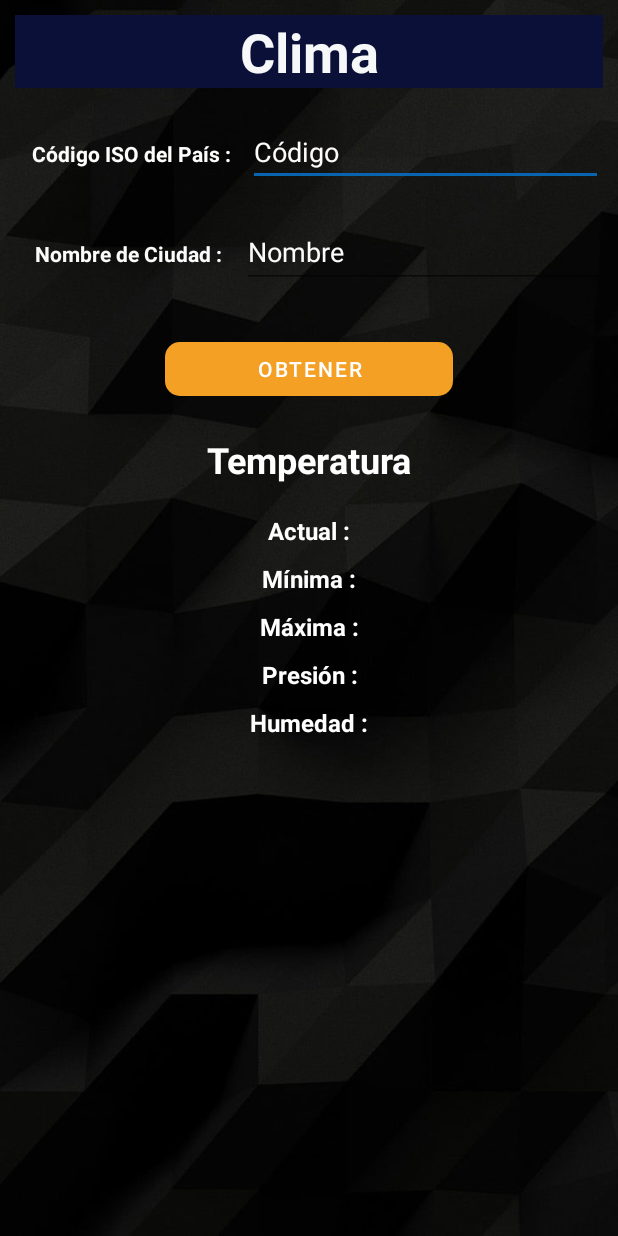
After one commit to AegisFat3/MySplash, an Android app: the Api screen opened directly, with no data from a screen before it, on a phone screen of 412 x 824 dp. The commit adds this screen. Run offline under Robolectric (Android 15) with nearby library versions, the phone set to English and light mode, and no system bars; libraries missing offline, so code that uses them is left out: cafsoft.foundation.

Commit message:
Estoy triste qwq

```diff
--- a/app/build.gradle
+++ b/app/build.gradle
@@ -32,12 +32,13 @@ android {
 
 dependencies {
 
+    implementation 'com.github.cesarfrancoe:cafsoftfoundation:v2.5.0'
     implementation 'androidx.appcompat:appcompat:1.4.2'
     implementation 'com.google.android.material:material:1.6.1'
     implementation 'androidx.constraintlayout:constraintlayout:2.1.4'
-    implementation 'com.google.code.gson:gson:2.9.1'
+    implementation 'com.google.code.gson:gson:2.8.8'
     implementation 'androidx.annotation:annotation:1.2.0'
-    implementation("com.android.volley:volley:1.2.1")
+    implementation("com.android.volley:volley:1.2.0")
     implementation 'androidx.lifecycle:lifecycle-livedata-ktx:2.3.1'
     implementation 'androidx.lifecycle:lifecycle-viewmodel-ktx:2.3.1'
     testImplementation 'junit:junit:4.13.2'
--- /dev/null
+++ b/app/src/main/java/com/example/mysplash/Api.java
@@ -0,0 +1,98 @@
+package com.example.mysplash;
+
+import androidx.appcompat.app.AlertDialog;
+import androidx.appcompat.app.AppCompatActivity;
+
+import android.annotation.SuppressLint;
+import android.os.Bundle;
+import android.util.Log;
+import android.view.View;
+import android.widget.EditText;
+import android.widget.TextView;
+
+import com.example.mysplash.services.model.Root;
+import com.example.mysplash.services.model.WeatherService;
+
+
+public class Api extends AppCompatActivity {
+
+    private EditText txtCountryISOCode = null;
+    private EditText txtCityName = null;
+
+    private TextView lblCurrent = null;
+    private TextView lblMin = null;
+    private TextView lblMax = null;
+    private TextView lblPressure = null;
+    private TextView lblHumidity = null;
+
+
+    private WeatherService service = null;
+
+    @Override
+    protected void onCreate(Bundle savedInstanceState) {
+        super.onCreate(savedInstanceState);
+        setContentView(R.layout.activity_api);
+
+        initViews();
+
+        service = new WeatherService("bc6f1c418922e03a73f1a80afcb53bd0");
+
+    }
+
+
+    public  void initViews(){
+        txtCountryISOCode = findViewById(R.id.txtCountryISOCode);
+        txtCityName = findViewById(R.id.txtCityName);
+
+        lblCurrent = findViewById(R.id.lblCurrent);
+        lblMin = findViewById(R.id.lblMin);
+        lblMax = findViewById(R.id.lblMax);
+        lblPressure = findViewById(R.id.lblPre);
+        lblHumidity = findViewById(R.id.lblHum);
+    }
+
+    public void btnGetInfoOnClick(View view){
+        AlertDialog.Builder alert = new AlertDialog.Builder(this);
+        StringBuilder text = new StringBuilder();
+
+        if(txtCountryISOCode.getText().toString().isEmpty() || txtCityName.getText().toString().isEmpty()){
+            text.append(getString(R.string.Fields_cannot_be_empty));
+            alert.setMessage(text);
+            alert.setPositiveButton("close",null);
+
+            alert.show();
+        }else{
+            getWeatherInfo(txtCityName.getText().toString(),txtCountryISOCode.getText().toString());
+        }
+
+    }
+
+    public void getWeatherInfo(String cityName, String countryISOCode){
+        service.requestWeatherData(cityName, countryISOCode,(isNetworkError,statusCode, root) -> {
+            if(!isNetworkError){
+                if(statusCode == 200){
+                    showWeatherInfo(root);
+                }else{
+                    Log.d("Weather", "Service error");
+                }
+            }else{
+                Log.d("Weather", "Network error");
+            }
+        });
+    }
+
+    @SuppressLint("SetTextI18n")
+    public  void showWeatherInfo(Root root) {
+        String temp =  String.valueOf(root.getMain().getTemp());
+        String tempMin =  String.valueOf(root.getMain().getTempMin());
+        String tempMax =  String.valueOf(root.getMain().getTempMax());
+        String tempPre =  String.valueOf(root.getMain().getPressure());
+        String tempHum =  String.valueOf(root.getMain().getHumidity());
+
+        lblCurrent.setText(getString(R.string.current)+" "+temp);
+        lblMin.setText(getString(R.string.minimum)+" "+tempMin);
+        lblMax.setText(getString(R.string.maximum)+" "+tempMax);
+        lblPressure.setText(getString(R.string.minimum)+" "+tempPre);
+        lblHumidity.setText(getString(R.string.maximum)+" "+tempHum);
+    }
+}
--- a/app/src/main/java/com/example/mysplash/Service/DbUsuarios.java
+++ b/app/src/main/java/com/example/mysplash/Service/DbUsuarios.java
@@ -114,7 +114,7 @@ public class DbUsuarios extends UsuariosDBService{
         UsuariosDBService usuariosDBService = new UsuariosDBService(context);
         SQLiteDatabase db = usuariosDBService.getReadableDatabase();
         Cursor cursor=null;
-        String query = "SELECT * FROM t_usuarios WHERE usuario = ? AND mail = ?";
+        String query = "SELECT * FROM t_usuarios WHERE usuario = ? AND correo = ?";
         String[] args = {user,mail};
 
         cursor = db.rawQuery(query,args);
--- a/app/src/main/java/com/example/mysplash/Service/UsuariosDBService.java
+++ b/app/src/main/java/com/example/mysplash/Service/UsuariosDBService.java
@@ -17,7 +17,7 @@ import java.util.List;
 public class UsuariosDBService extends SQLiteOpenHelper {
     public static final String TAG = "UsuariosDBService";
     public static final int DATABASE_VERSION = 5;
-    public static final String DATABASE_NAME = "DATOS.db";
+    public static final String DATABASE_NAME = "REGISTROS.db";
 
     public static final String TABLE_USERS= "t_usuarios";
     public static final String TABLE_CONTRA = "t_contras";
--- a/app/src/main/java/com/example/mysplash/principal.java
+++ b/app/src/main/java/com/example/mysplash/principal.java
@@ -124,7 +124,7 @@ public class principal extends AppCompatActivity {
                     Toast.makeText(getApplicationContext(), "Llena los campos", Toast.LENGTH_LONG).show();
                 }else{
                     DbContras dbContras = new DbContras(principal.this);
-                    boolean id=dbContras.AlterContra(data.getUsuario(),data.getContra(),myInfo.getId_usr(),data.getId_contra());
+                    boolean id=dbContras.AlterContra(usr,contra,myInfo.getId_usr(),data.getId_contra());
                     if(id){
                         listo = dbContras.getContras(myInfo.getId_usr());
                         MyAdapter myAdapter = new MyAdapter(listo, getBaseContext());
@@ -213,6 +213,8 @@ public class principal extends AppCompatActivity {
         }
         if(id==R.id.item2){
             Toast.makeText(getApplicationContext(), "Es un secreto", Toast.LENGTH_LONG).show();
+            Intent intent= new Intent(principal.this,Api.class);
+            startActivity(intent);
             return true;
         }
         if(id==R.id.item3){
--- /dev/null
+++ b/app/src/main/java/com/example/mysplash/services/model/WeatherService.java
@@ -0,0 +1,59 @@
+package com.example.mysplash.services.model;
+
+import com.google.gson.FieldNamingPolicy;
+import com.google.gson.Gson;
+import com.google.gson.GsonBuilder;
+
+import java.net.URL;
+
+import cafsoft.foundation.HTTPURLResponse;
+import cafsoft.foundation.URLComponents;
+import cafsoft.foundation.URLQueryItem;
+import cafsoft.foundation.URLSession;
+
+
+public class WeatherService {
+
+    private  String theAPIKey = "";
+
+    public WeatherService(String newAPIKey){
+        theAPIKey = newAPIKey;
+    }
+
+    public void requestWeatherData(String cityName, String countryISOCode, OnDataResponse delegate){
+        URL url = null;
+        URLComponents components = new URLComponents();
+
+        components.setScheme("https");
+        components.setHost("api.openweathermap.org");
+        components.setPath("/data/2.5/weather");
+        components.setQueryItems(new URLQueryItem[]{
+                new URLQueryItem("appid", theAPIKey),
+                new URLQueryItem("units", "metric"),
+                new URLQueryItem("lang", "es"),
+                new URLQueryItem("q",cityName +"," + countryISOCode)
+        });
+
+        URLSession.getShared().dataTask(components.getURL(), (data, response, error) -> {
+            HTTPURLResponse resp = (HTTPURLResponse) response;
+
+            Root root = null;
+            int statusCode = -1;
+            if(error == null && resp.getStatusCode() == 200){
+                String text = data.toText();
+                GsonBuilder gsonBuilder = new GsonBuilder();
+                gsonBuilder.setFieldNamingPolicy(FieldNamingPolicy.LOWER_CASE_WITH_UNDERSCORES);
+                Gson gson = gsonBuilder.create();
+                root = gson.fromJson(text, Root.class);
+                statusCode = resp.getStatusCode();
+            }
+            if(delegate != null){
+                delegate.onChange(error != null, statusCode,root);
+            }
+        }).resume();
+    }
+
+    public interface OnDataResponse{
+        public abstract void onChange(boolean isNetworkError, int statusCode, Root root);
+    }
+}
--- /dev/null
+++ b/app/src/main/res/layout/activity_api.xml
@@ -0,0 +1,241 @@
+<?xml version="1.0" encoding="utf-8"?>
+<androidx.constraintlayout.widget.ConstraintLayout xmlns:android="http://schemas.android.com/apk/res/android"
+    xmlns:app="http://schemas.android.com/apk/res-auto"
+    xmlns:tools="http://schemas.android.com/tools"
+    android:layout_width="match_parent"
+    android:layout_height="match_parent"
+    android:background="@drawable/fondo"
+    tools:context=".Api">
+
+    <LinearLayout
+        android:layout_width="0dp"
+        android:layout_height="0dp"
+        android:layout_marginStart="10dp"
+        android:layout_marginTop="10dp"
+        android:layout_marginEnd="10dp"
+        android:layout_marginBottom="10dp"
+        android:orientation="vertical"
+        app:layout_constraintBottom_toBottomOf="parent"
+        app:layout_constraintEnd_toEndOf="parent"
+        app:layout_constraintStart_toStartOf="parent"
+        app:layout_constraintTop_toTopOf="parent">
+
+        <LinearLayout
+            android:layout_width="match_parent"
+            android:layout_height="wrap_content"
+            android:orientation="horizontal">
+
+            <TextView
+                android:id="@+id/txtTitle"
+                android:layout_width="0dp"
+                android:layout_height="wrap_content"
+                android:layout_weight="1"
+                android:background="#0A1037"
+                android:gravity="center"
+                android:text="@string/weather"
+                android:textColor="#F6F7F8"
+                android:textSize="36sp"
+                android:textStyle="bold" />
+        </LinearLayout>
+
+        <LinearLayout
+            android:layout_width="match_parent"
+            android:layout_height="wrap_content"
+            android:layout_marginTop="20dp"
+            android:orientation="horizontal">
+
+            <TextView
+                android:id="@+id/lblCountryISOCode"
+                android:layout_width="wrap_content"
+                android:layout_height="wrap_content"
+                android:layout_weight="1"
+                android:gravity="center"
+                android:text="@string/country_iso_code"
+                android:textColor="#FDFDFC"
+                android:textSize="14sp"
+                android:textStyle="bold" />
+
+            <EditText
+                android:id="@+id/txtCountryISOCode"
+                android:layout_width="wrap_content"
+                android:layout_height="wrap_content"
+                android:layout_weight="1"
+                android:ems="10"
+                android:hint="@string/code"
+                android:importantForAutofill="no"
+                android:inputType="textPersonName"
+                android:textColor="#F6F5F5"
+                android:textColorHint="#FDFBFB"
+                tools:ignore="TouchTargetSizeCheck,TextContrastCheck" />
+
+        </LinearLayout>
+
+        <LinearLayout
+            android:layout_width="match_parent"
+            android:layout_height="wrap_content"
+            android:layout_marginTop="20dp"
+            android:orientation="horizontal">
+
+            <TextView
+                android:id="@+id/lblCityName"
+                android:layout_width="wrap_content"
+                android:layout_height="wrap_content"
+                android:layout_weight="1"
+                android:gravity="center"
+                android:text="@string/city_name"
+                android:textColor="#FBFBFB"
+                android:textSize="14sp"
+                android:textStyle="bold" />
+
+            <EditText
+                android:id="@+id/txtCityName"
+                android:layout_width="wrap_content"
+                android:layout_height="wrap_content"
+                android:layout_weight="1"
+                android:ems="10"
+                android:hint="@string/name"
+                android:importantForAutofill="no"
+                android:inputType="textPersonName"
+                android:minHeight="48dp"
+                android:textColor="#FDFDFD"
+                android:textColorHint="#FBFBFB"
+                android:textColorLink="#FBFAFA"
+                tools:ignore="SpeakableTextPresentCheck,TextContrastCheck" />
+
+        </LinearLayout>
+
+        <LinearLayout
+            android:layout_width="match_parent"
+            android:layout_height="wrap_content"
+            android:layout_marginTop="30dp"
+            android:orientation="horizontal">
+
+            <Button
+                android:id="@+id/btnGetInfo"
+                android:layout_width="0dp"
+                android:layout_height="wrap_content"
+                android:layout_marginLeft="100dp"
+                android:layout_marginRight="100dp"
+                android:layout_weight="1"
+                android:onClick="btnGetInfoOnClick"
+                android:text="@string/get"
+                app:cornerRadius="10dp"
+                tools:ignore="TextContrastCheck" />
+
+        </LinearLayout>
+
+        <LinearLayout
+            android:layout_width="match_parent"
+            android:layout_height="wrap_content"
+            android:layout_marginTop="20dp"
+            android:orientation="horizontal">
+
+            <TextView
+                android:id="@+id/textView7"
+                android:layout_width="0dp"
+                android:layout_height="wrap_content"
+                android:layout_weight="1"
+                android:gravity="center"
+                android:text="@string/temperature"
+                android:textAlignment="center"
+                android:textColor="#FFFFFF"
+                android:textSize="24sp"
+                android:textStyle="bold" />
+        </LinearLayout>
+
+        <LinearLayout
+            android:layout_width="match_parent"
+            android:layout_height="wrap_content"
+            android:layout_marginTop="20dp"
+            android:orientation="horizontal">
+
+            <TextView
+                android:id="@+id/lblCurrent"
+                android:layout_width="0dp"
+                android:layout_height="wrap_content"
+                android:layout_weight="1"
+                android:text="@string/current"
+                android:textAlignment="center"
+                android:textColor="#FFFFFF"
+                android:textSize="16sp"
+                android:textStyle="bold" />
+
+        </LinearLayout>
+
+        <LinearLayout
+            android:layout_width="match_parent"
+            android:layout_height="wrap_content"
+            android:layout_marginTop="10dp"
+            android:orientation="horizontal">
+
+            <TextView
+                android:id="@+id/lblMin"
+                android:layout_width="0dp"
+                android:layout_height="wrap_content"
+                android:layout_weight="1"
+                android:text="@string/minimum"
+                android:textAlignment="center"
+                android:textColor="#FFFFFF"
+                android:textSize="16sp"
+                android:textStyle="bold" />
+
+        </LinearLayout>
+
+        <LinearLayout
+            android:layout_width="match_parent"
+            android:layout_height="wrap_content"
+            android:layout_marginTop="10dp"
+            android:orientation="horizontal">
+
+            <TextView
+                android:id="@+id/lblMax"
+                android:layout_width="0dp"
+                android:layout_height="wrap_content"
+                android:layout_weight="1"
+                android:text="@string/maximum"
+                android:textAlignment="center"
+                android:textColor="#FFFFFF"
+                android:textSize="16sp"
+                android:textStyle="bold" />
+
+        </LinearLayout>
+        <LinearLayout
+            android:layout_width="match_parent"
+            android:layout_height="wrap_content"
+            android:layout_marginTop="10dp"
+            android:orientation="horizontal">
+
+            <TextView
+                android:id="@+id/lblPre"
+                android:layout_width="0dp"
+                android:layout_height="wrap_content"
+                android:layout_weight="1"
+                android:text="@string/pressure"
+                android:textAlignment="center"
+                android:textColor="#FFFFFF"
+                android:textSize="16sp"
+                android:textStyle="bold" />
+
+        </LinearLayout>
+        <LinearLayout
+            android:layout_width="match_parent"
+            android:layout_height="wrap_content"
+            android:layout_marginTop="10dp"
+            android:orientation="horizontal">
+
+            <TextView
+                android:id="@+id/lblHum"
+                android:layout_width="0dp"
+                android:layout_height="wrap_content"
+                android:layout_weight="1"
+                android:text="@string/humidity"
+                android:textAlignment="center"
+                android:textColor="#FFFFFF"
+                android:textSize="16sp"
+                android:textStyle="bold" />
+
+        </LinearLayout>
+
+    </LinearLayout>
+
+</androidx.constraintlayout.widget.ConstraintLayout>
--- a/app/src/main/res/menu/menu.xml
+++ b/app/src/main/res/menu/menu.xml
@@ -7,7 +7,7 @@
         />
     <item
         android:id="@+id/item2"
-        android:title="Guardar" />
+        android:title="Ver clima" />
     <item
         android:id="@+id/item3"
         android:title="Cerrar Sesión" />
--- a/app/src/main/res/values/strings.xml
+++ b/app/src/main/res/values/strings.xml
@@ -63,5 +63,19 @@
     <string name="masa">Agregar</string>
     <string name="envy">Enviar</string>
 
+    <string name="weather">Clima</string>
+    <string name="country_iso_code">Código ISO del País :</string>
+    <string name="code">Código</string>
+    <string name="city_name">Nombre de Ciudad :</string>
+    <string name="name">Nombre</string>
+    <string name="get">Obtener</string>
+    <string name="temperature">Temperatura</string>
+    <string name="current">Actual :</string>
+    <string name="minimum">Mínima :</string>
+    <string name="maximum">Máxima :</string>
+    <string name="pressure">Presión :</string>
+    <string name="humidity">Humedad :</string>
+    <string name="Fields_cannot_be_empty">Los campos no pueden ser vacíos</string>
+
 
 </resources>
--- a/settings.gradle
+++ b/settings.gradle
@@ -10,6 +10,7 @@ dependencyResolutionManagement {
     repositories {
         google()
         mavenCentral()
+        maven { url 'https://jitpack.io' }
     }
 }
 rootProject.name = "MySplash"
```
Also changed, not shown: app/src/main/AndroidManifest.xml (+7 -5 lines), app/src/main/java/com/example/mysplash/olvidar.java (+20 -17 lines), app/src/main/java/com/example/mysplash/services/model/Main.java (added, +49 -0 lines), app/src/main/java/com/example/mysplash/services/model/Root.java (added, +13 -0 lines), app/src/main/res/drawable/fondo.jpg (added).
